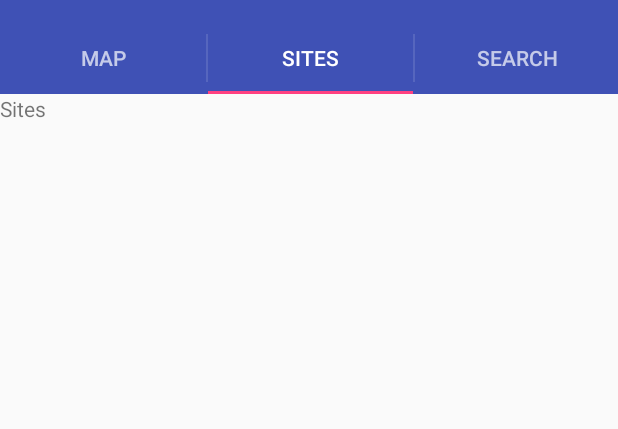
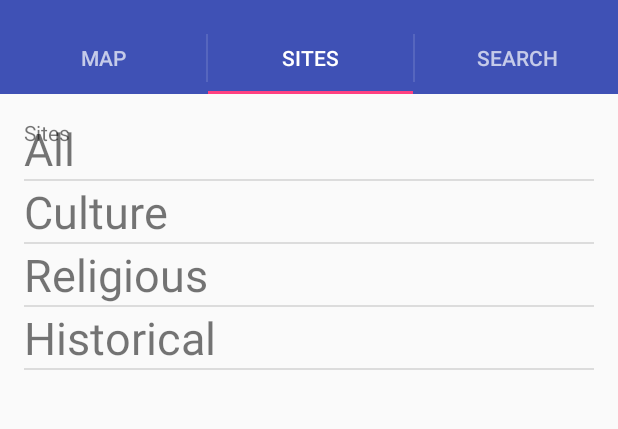
Before and after one commit to HedbergYH/VisitUmeaFinal, an Android app: the screen it shows after launch (MainActivity), tab 2 chosen, on a phone screen of 412 x 824 dp, the part 62-491 px from its top. Run offline under Robolectric (Android 15) with nearby library versions, the phone set to English and light mode, and no system bars.

Commit message:
Mats Listfragment fungerar

```diff
--- a/app/src/main/java/com/example/umyhnystma/matsvisitumea/MainActivity.java
+++ b/app/src/main/java/com/example/umyhnystma/matsvisitumea/MainActivity.java
@@ -8,10 +8,19 @@ import android.support.v4.view.ViewPager;
 import android.support.v7.app.ActionBar;
 import android.support.v7.app.AppCompatActivity;
 import android.os.Bundle;
+import android.util.Log;
+import android.widget.ArrayAdapter;
+import android.widget.ListView;
+import android.widget.RelativeLayout;
+
+import com.google.android.gms.maps.OnMapReadyCallback;
+
+import java.util.ArrayList;
 
 //import companydomain.visitumea.R;
 
 public class MainActivity extends AppCompatActivity implements ActionBar.TabListener {
+
 
 
     @Override
@@ -39,13 +48,18 @@ public class MainActivity extends AppCompatActivity implements ActionBar.TabList
         int nTabSelected = tab.getPosition();
         switch (nTabSelected) {
             case 0:
-                setContentView(R.layout.fragment_map);
+                //setContentView(R.layout.fragment_map);
+                tabSiteSelected(); // endast för att testa
+                Log.i("MIN_TAG","case 0:");
                 break;
             case 1:
-                setContentView(R.layout.fragment_fragment_sites);
+                // setContentView(R.layout.fragment_fragment_sites);
+                tabSiteSelected();
+                Log.i("MIN_TAG","case 1:");
                 break;
-            case 2:
-                setContentView(R.layout.fragment_search);
+            case 2://Search
+                tabSearchSelected();
+
                 break;
         }
 
@@ -60,4 +74,34 @@ public class MainActivity extends AppCompatActivity implements ActionBar.TabList
     public void onTabReselected(ActionBar.Tab tab, FragmentTransaction ft) {
 
     }
+
+
+
+    public void tabSiteSelected(){
+        Fragment siteListFragment = new Sites();
+        FragmentManager fm  = getSupportFragmentManager(); // hanterar fragment
+        FragmentTransaction transaction = fm.beginTransaction(); // transfering av fragment
+
+        transaction.replace(R.id.container, siteListFragment);                                               // fragmentSiteList är det nya fragmentet
+
+        transaction.commit();
+    }
+
+    public void tabSearchSelected(){
+        Fragment siteSearchFragment = new Search();
+        FragmentManager fm  = getSupportFragmentManager(); // hanterar fragment
+        FragmentTransaction transaction = fm.beginTransaction(); // transfering av fragment
+
+         // container ligger i activity_main.xml
+        transaction.replace(R.id.container, siteSearchFragment);                                               // fragmentSiteList är det nya fragmentet
+        transaction.commit();
+
+
+
+
+    }
+
+
+
+
 }
--- a/app/src/main/java/com/example/umyhnystma/matsvisitumea/MapsActivity.java
+++ b/app/src/main/java/com/example/umyhnystma/matsvisitumea/MapsActivity.java
@@ -15,6 +15,7 @@ import com.google.android.gms.maps.model.MarkerOptions;
 public class MapsActivity extends FragmentActivity implements OnMapReadyCallback {
 
     private GoogleMap mMap;
+
 
     @Override
     protected void onCreate(Bundle savedInstanceState) {
--- a/app/src/main/java/com/example/umyhnystma/matsvisitumea/Sites.java
+++ b/app/src/main/java/com/example/umyhnystma/matsvisitumea/Sites.java
@@ -1,12 +1,18 @@
 package com.example.umyhnystma.matsvisitumea;
 
 
+import android.content.Context;
 import android.os.Bundle;
 import android.support.v4.app.Fragment;
+import android.util.Log;
 import android.view.LayoutInflater;
 import android.view.View;
 import android.view.ViewGroup;
+import android.widget.ArrayAdapter;
+import android.widget.ListView;
 import android.widget.TextView;
+
+import java.util.ArrayList;
 
 //import companydomain.visitumea.R;
 
@@ -15,35 +21,66 @@ import android.widget.TextView;
  * A simple {@link Fragment} subclass.
  */
 public class Sites extends Fragment {
-    // Store instance variables
-    private String title;
-    private int page;
 
-    // newInstance constructor for creating fragment with arguments
-    public static Sites newInstance(int page, String title) {
-        Sites fragmentFirst = new Sites();
-        Bundle args = new Bundle();
-        args.putInt("someInt", page);
-        args.putString("someTitle", title);
-        fragmentFirst.setArguments(args);
-        return fragmentFirst;
+     ListView    containerListViewSite;
+     ArrayList<String> itemsInSiteList = new ArrayList<>();
+     MyArrayAdapter myArrayAdapter;
+
+    ///////////////////////////////////////////////////////////////////
+
+    private class MyArrayAdapter extends ArrayAdapter<String> { // Custom Arrayadapter, borde brytas ut
+        public MyArrayAdapter(Context context, int resource, ArrayList<String> itemsInSiteList) {
+            super(context, resource, itemsInSiteList);
+        }
+
+        @Override
+        public View getView(int position, View convertView, ViewGroup parent) {
+
+            LayoutInflater inflater = getActivity().getLayoutInflater();
+
+           // View blowupmenu = inflater.inflate(R.layout.dance_list_item, listView, false); //Bestämmer vad som ska blåsas upp och vart
+            View blowupmenu = inflater.inflate(R.layout.fragment_in_sitelist_blow_up, containerListViewSite, false);
+/*
+            TextView danceCourseTitle = (TextView)blowupmenu.findViewById(R.id.titleTextView);  // Namnet på danskursen
+            TextView teacherTextView = (TextView)blowupmenu.findViewById(R.id.teacherTextView);
+            TextView danceStyleTextView = (TextView)blowupmenu.findViewById(R.id.danceStyleTextView);
+            TextView statusTextView = (TextView)blowupmenu.findViewById(R.id.statusTextView);
+            danceCourseTitle.setText(courses.get(position).getTitle());
+
+            teacherTextView.setText(courses.get(position).getTeacher());
+            danceStyleTextView.setText(courses.get(position).getDanceStyle());
+            statusTextView.setText(courses.get(position).getStatus());*/
+             TextView textView = (TextView) blowupmenu.findViewById(R.id.siteListText); // siteListText ligger i fragment_in_sitelist_blow_up.xml
+           //  textView.setText("Testar");
+            textView.setText(itemsInSiteList.get(position));
+
+            return blowupmenu;                                                      // Här returnerars menuitemblowup.xmls root-layout
+        }
     }
 
-    // Store instance variables based on arguments passed
-    @Override
-    public void onCreate(Bundle savedInstanceState) {
-        super.onCreate(savedInstanceState);
-        page = getArguments().getInt("someInt", 0);
-        title = getArguments().getString("someTitle");
-    }
 
+
+
+
+/////////////////////////////////////////////////////////////////////
+    // Här ska listfragmentet
     // Inflate the view for the fragment based on layout XML
     @Override
     public View onCreateView(LayoutInflater inflater, ViewGroup container,
                              Bundle savedInstanceState) {
         View view = inflater.inflate(R.layout.fragment_fragment_sites, container, false);
-        TextView tvLabel = (TextView) view.findViewById(R.id.tvLabel);
-        tvLabel.setText(page + " -- " + title);
+
+        itemsInSiteList.add("All");
+        itemsInSiteList.add("Culture");
+        itemsInSiteList.add("Religious");
+        itemsInSiteList.add("Historical");
+
+        containerListViewSite =(ListView)view.findViewById(R.id.containerListViewSite);
+        myArrayAdapter = new MyArrayAdapter(getActivity(),R.layout.fragment_in_sitelist_blow_up, itemsInSiteList);
+
+        containerListViewSite.setAdapter(myArrayAdapter); //adapter skickas till min ListView som kallas containerListViewSite och ligger i fragment_fragment_sites.xml
+
+
         return view;
     }
 }
--- a/app/src/main/res/layout/activity_main.xml
+++ b/app/src/main/res/layout/activity_main.xml
@@ -9,6 +9,7 @@
     android:paddingTop="@dimen/activity_vertical_margin"
     tools:context="com.example.umyhnystma.matsvisitumea.MainActivity">
 
+<!--
     <android.support.v4.view.ViewPager
         android:id="@+id/vpPager"
         android:layout_width="match_parent"
@@ -23,6 +24,16 @@
             android:paddingTop="4dp" />
 
     </android.support.v4.view.ViewPager>
+!-->
+
+
+    <RelativeLayout
+        android:id="@+id/container"
+        android:layout_width="match_parent"
+        android:layout_height="match_parent">
+    </RelativeLayout>
+
+
 
 
 </RelativeLayout>
--- a/app/src/main/res/layout/fragment_fragment_sites.xml
+++ b/app/src/main/res/layout/fragment_fragment_sites.xml
@@ -7,8 +7,18 @@
     <!-- TODO: Update blank fragment layout -->
     <TextView
         android:id="@+id/tvLabel"
+        android:layout_above="@+id/containerListViewSitel"
         android:layout_width="match_parent"
         android:layout_height="match_parent"
         android:text="Sites" />
 
+    <ListView
+        android:id="@+id/containerListViewSite"
+        android:layout_below="@+id/tvLabel"
+        android:layout_width="match_parent"
+        android:layout_height="match_parent">
+    </ListView>
+
+
+
 </FrameLayout>
--- /dev/null
+++ b/app/src/main/res/layout/fragment_in_sitelist_blow_up.xml
@@ -0,0 +1,14 @@
+<FrameLayout xmlns:android="http://schemas.android.com/apk/res/android"
+    android:layout_width="match_parent"
+    android:layout_height="match_parent"
+    >
+
+    <!-- TODO: Update blank fragment layout -->
+    <TextView
+        android:id="@+id/siteListText"
+        android:text="text i fragment"
+        android:textSize="30dp"
+        android:layout_width="match_parent"
+        android:layout_height="match_parent" />
+
+</FrameLayout>
```
Also changed, not shown: app/src/main/java/com/example/umyhnystma/matsvisitumea/Map.java (+14 -2 lines), app/src/main/java/com/example/umyhnystma/matsvisitumea/Search.java (+12 -3 lines).
